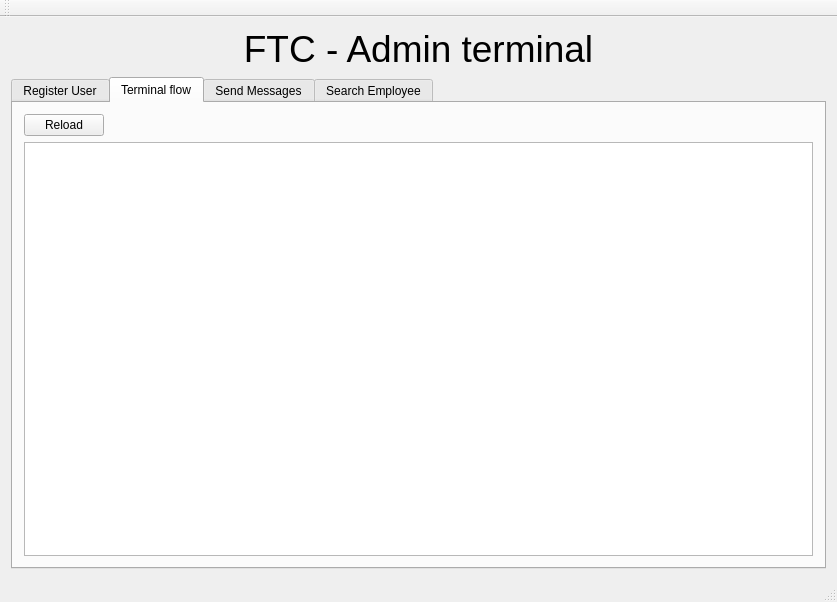
Qt form Admin-App/mainwindow.ui (DavidMCerdeira/FTC) before a commit.
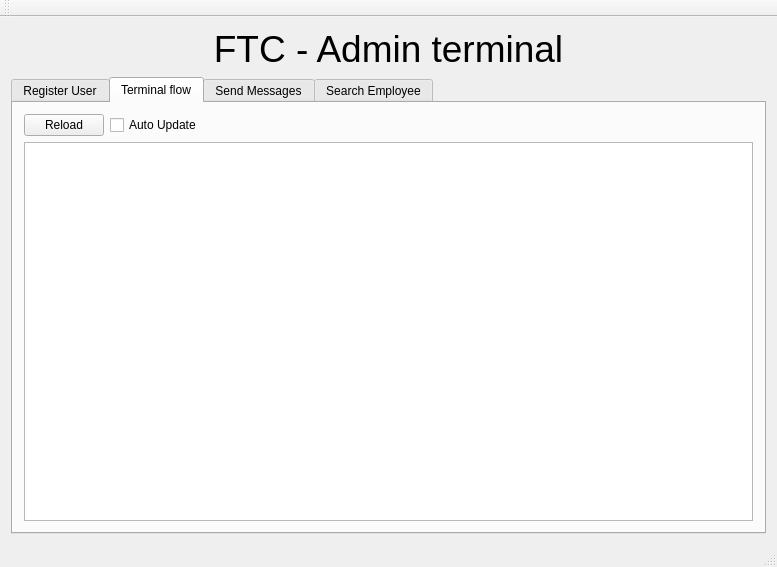
The same form after that commit. The open tabs and pages were chosen to show the change.

```diff
--- a/Admin-App/mainwindow.ui
+++ b/Admin-App/mainwindow.ui
@@ -6,8 +6,8 @@
    <rect>
     <x>0</x>
     <y>0</y>
-    <width>837</width>
-    <height>602</height>
+    <width>777</width>
+    <height>567</height>
    </rect>
   </property>
   <property name="windowTitle">
@@ -389,6 +389,13 @@
             </property>
            </widget>
           </item>
+          <item>
+           <widget class="QCheckBox" name="flow_autoUpdateCheckBox">
+            <property name="text">
+             <string>Auto Update</string>
+            </property>
+           </widget>
+          </item>
           <item>
            <spacer name="horizontalSpacer_12">
             <property name="orientation">
```
Left out of the diff: 17 changed lines with no effect on the pictures.
